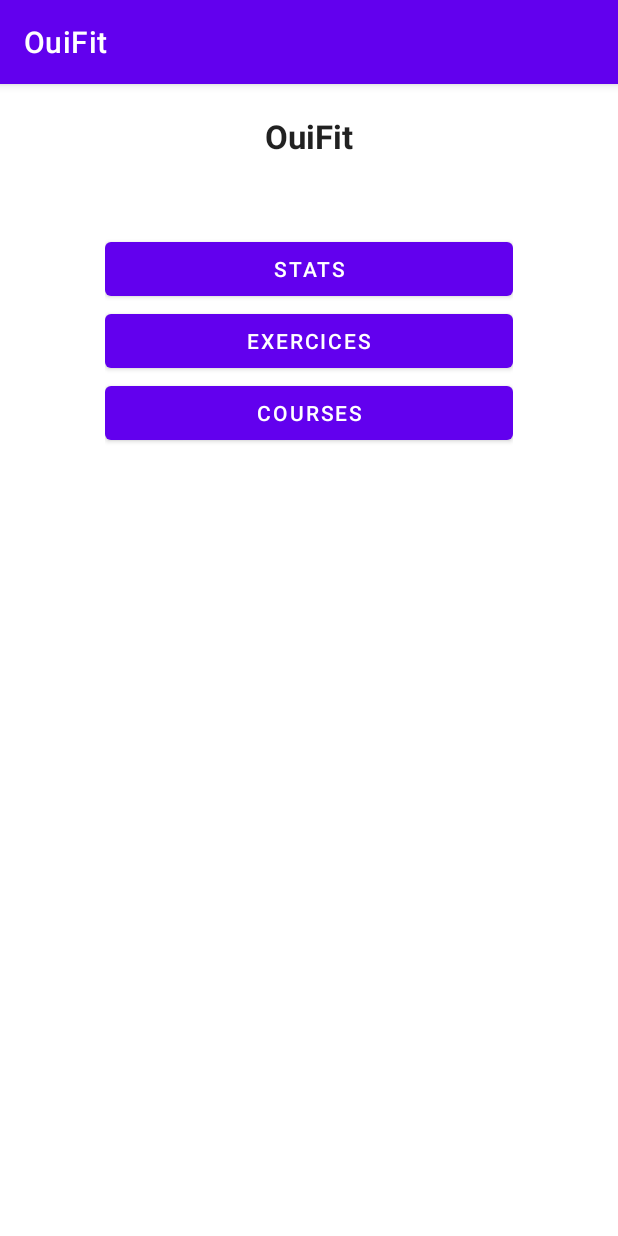
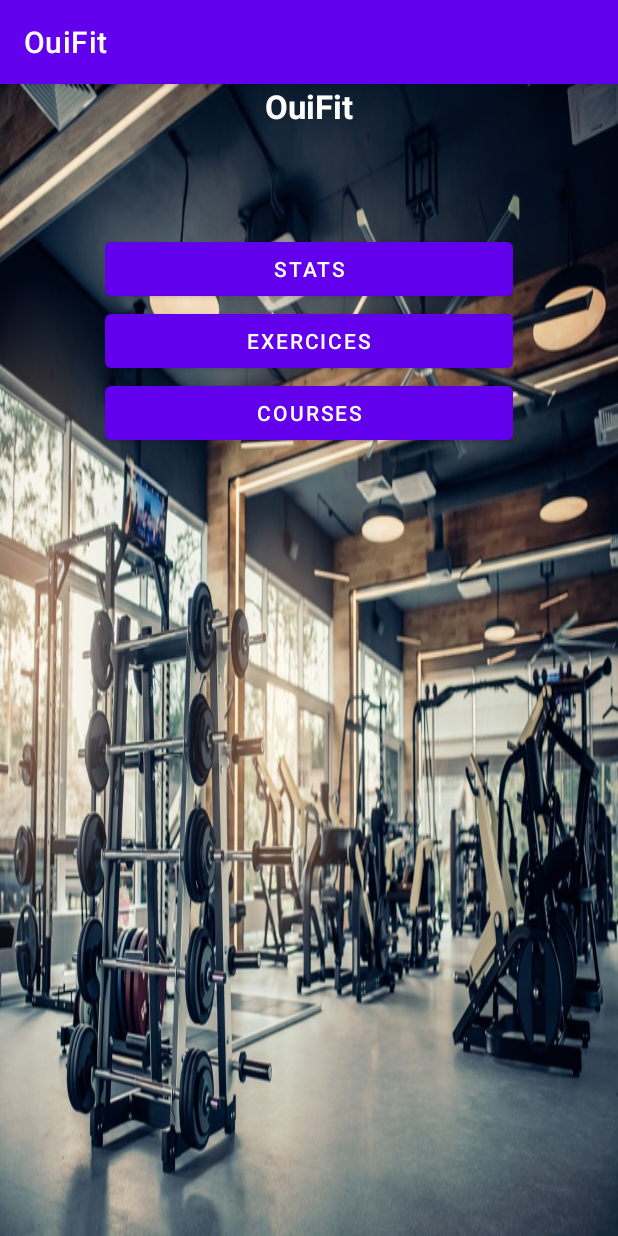
Before and after one commit to Stevehunn/OuiFit, an Android app: the screen it shows after launch (MainActivity), on a phone screen of 412 x 824 dp. Run offline under Robolectric (Android 15) with nearby library versions, the phone set to English and light mode, and no system bars.

Commit message:
modification de nom titre -> titreMenu ajout titre

```diff
--- a/app/src/main/res/layout/activity_main.xml
+++ b/app/src/main/res/layout/activity_main.xml
@@ -6,7 +6,7 @@
     android:layout_height="match_parent"
     tools:context=".MainActivity"
     android:orientation="vertical"
-    android:layout_margin="20dp">
+    android:background="@drawable/image_fond">
 
     <TextView
         style="@style/titre"
@@ -15,7 +15,7 @@
     <LinearLayout
         android:layout_width="match_parent"
         android:layout_height="match_parent"
-        android:layout_margin="50dp"
+        android:layout_margin="70dp"
         android:orientation="vertical">
 
         <!--
--- a/app/src/main/res/layout/fragment_connection_activity.xml
+++ b/app/src/main/res/layout/fragment_connection_activity.xml
@@ -16,7 +16,7 @@
 
     <TextView
         android:textAppearance="@style/TextAppearance.AppCompat.Large"
-        style="@style/titre"
+        style="@style/titreMenu"
         android:id="@+id/textView"
         android:text="@string/ConnectionTitre"/>
 
--- a/app/src/main/res/layout/inscription.xml
+++ b/app/src/main/res/layout/inscription.xml
@@ -26,7 +26,7 @@
 
         <TextView
             android:textAppearance="@style/TextAppearance.AppCompat.Large"
-            style="@style/titre"
+            style="@style/titreMenu"
             android:id="@+id/textView"
             android:text="@string/InscriptionTitre"
 />
--- a/app/src/main/res/layout/menu_course.xml
+++ b/app/src/main/res/layout/menu_course.xml
@@ -15,7 +15,7 @@
             android:background="@drawable/image_retour"/>
 
         <TextView
-            style="@style/titre"
+            style="@style/titreMenu"
             android:text="@string/Courses" />
 
     <LinearLayout
--- a/app/src/main/res/layout/menu_exercices.xml
+++ b/app/src/main/res/layout/menu_exercices.xml
@@ -22,7 +22,7 @@
                 android:background="@drawable/image_retour" />
 
             <TextView
-                style="@style/titre"
+                style="@style/titreMenu"
                 android:text="@string/Exercices" />
 
             <LinearLayout
--- a/app/src/main/res/layout/menu_stat.xml
+++ b/app/src/main/res/layout/menu_stat.xml
@@ -24,7 +24,7 @@
                     android:background="@drawable/image_retour" />
 
                 <TextView
-                    style="@style/titre"
+                    style="@style/titreMenu"
                     android:text="@string/Stat" />
 
                 <LinearLayout
--- a/app/src/main/res/values/style.xml
+++ b/app/src/main/res/values/style.xml
@@ -2,6 +2,15 @@
 <resources>
 
     <style name="titre">
+        <item name="android:textStyle">bold</item>
+        <item name="android:layout_width">wrap_content</item>
+        <item name="android:layout_height">wrap_content</item>
+        <item name="android:layout_gravity">center</item>
+        <item name="android:textAppearance">@style/TextAppearance.AppCompat.Large</item>
+        <item name="android:textColor">#FFFFFF</item>
+    </style>
+
+    <style name="titreMenu">
         <item name="android:textStyle">bold</item>
         <item name="android:layout_width">wrap_content</item>
         <item name="android:layout_height">wrap_content</item>
```
Also changed, not shown: app/src/main/res/drawable-v24/image_fond.jpg (added).
